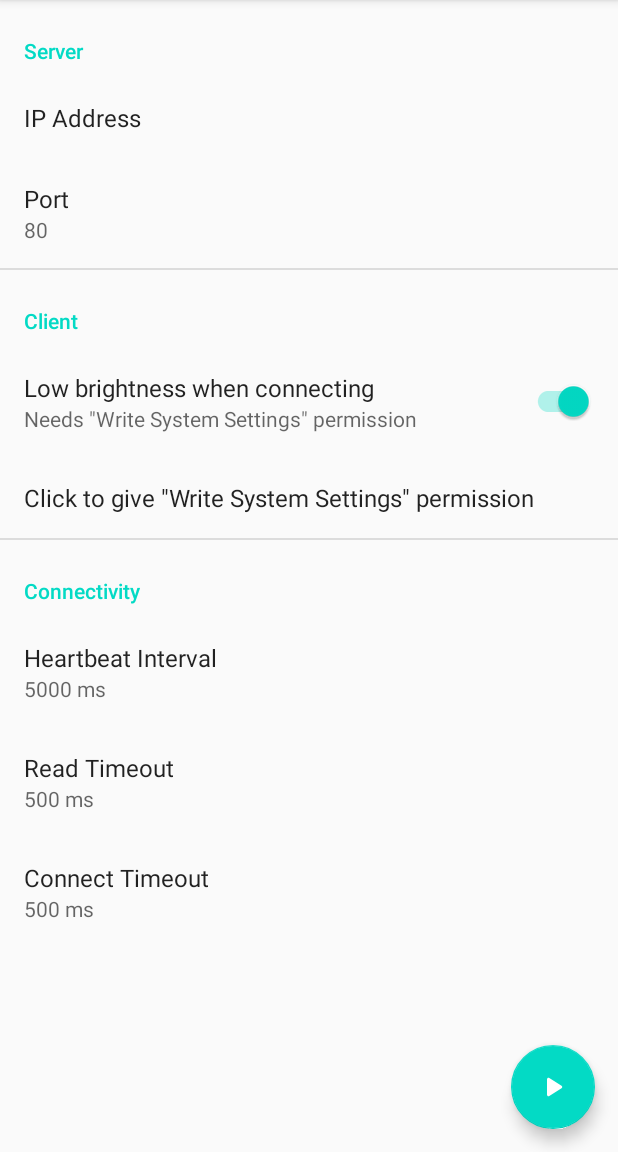
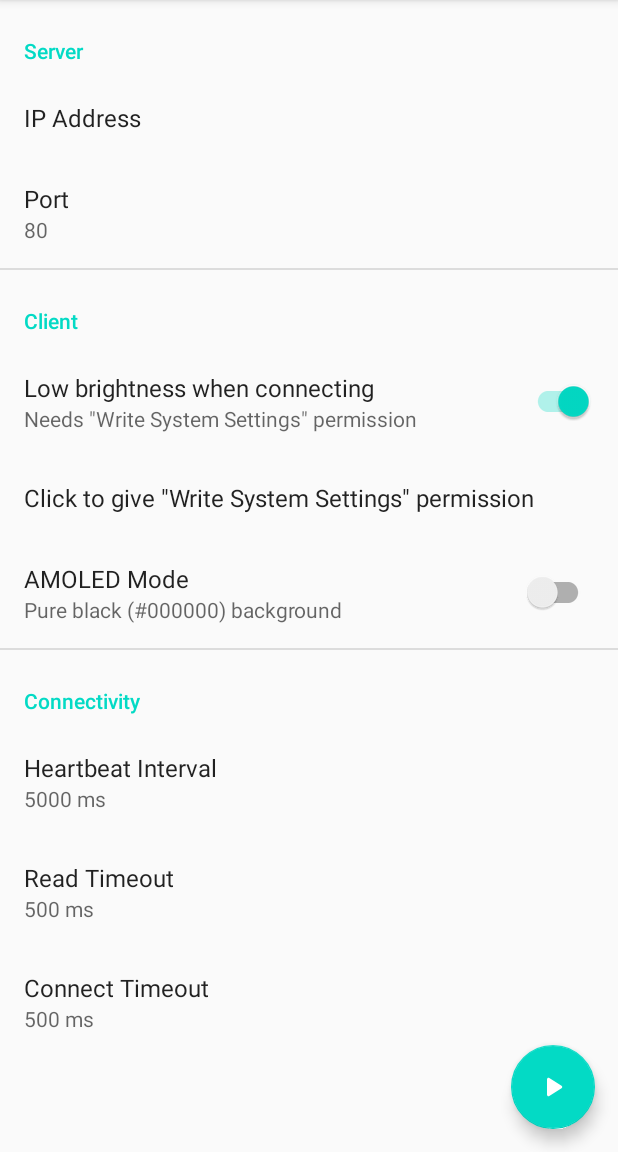
Before and after one commit to 1552980358/AIDA64-Small-Screen-Monitor, an Android app: the screen it shows after launch (MainActivity), on a phone screen of 412 x 824 dp, the part 84-1236 px from its top. Run offline under Robolectric (Android 15) with nearby library versions, the phone set to English and light mode, and no system bars; our stand-ins replace androidx.preference; libraries missing offline, so code that uses them is left out: lib.github1552980358.ktExtension; 3 statements that could not run were skipped.

Commit message:
Add AMOLED mode
Signed-off-by: 1552980358 <1552980358@qq.com>

```diff
--- a/app/src/main/java/app/github1552980358/aida64/MainPreference.kt
+++ b/app/src/main/java/app/github1552980358/aida64/MainPreference.kt
@@ -24,6 +24,7 @@ class MainPreference: PreferenceFragmentCompat() {
         private const val KEY_IP = "ip"
         private const val KEY_PORT = "port"
         private const val KEY_BRIGHTNESS = "brightness"
+        private const val KEY_AMOLED = "amoled"
         private const val KEY_HEART_BEAT = "heartbeat"
         private const val KEY_CONNECT_TIMEOUT = "connect"
         private const val KEY_READ_TIMEOUT = "read"
@@ -99,6 +100,7 @@ class MainPreference: PreferenceFragmentCompat() {
         findPreference<EditTextPreference>(KEY_IP)!!.text!!,
         findPreference<EditTextPreference>(KEY_PORT)!!.text!!,
         findPreference<SwitchPreferenceCompat>(KEY_BRIGHTNESS)!!.sharedPreferences.getBoolean(KEY_BRIGHTNESS, true),
+        findPreference<SwitchPreferenceCompat>(KEY_AMOLED)!!.sharedPreferences.getBoolean(KEY_AMOLED, true),
         findPreference<EditTextPreference>(KEY_HEART_BEAT)!!.text!!.toLong(),
         findPreference<EditTextPreference>(KEY_CONNECT_TIMEOUT)!!.text!!.toInt(),
         findPreference<EditTextPreference>(KEY_READ_TIMEOUT)!!.text!!.toInt()
--- a/app/src/main/java/app/github1552980358/aida64/RemoteActivity.kt
+++ b/app/src/main/java/app/github1552980358/aida64/RemoteActivity.kt
@@ -4,6 +4,7 @@ import android.content.BroadcastReceiver
 import android.content.Context
 import android.content.Intent
 import android.content.IntentFilter
+import android.graphics.Color
 import android.os.Bundle
 import android.view.View
 import android.view.WindowManager
@@ -14,6 +15,7 @@ import androidx.core.content.ContextCompat
 import app.github1552980358.aida64.GuardianService.Companion.SERVICE_CALL
 import app.github1552980358.aida64.GuardianService.Companion.START_FOREGROUND
 import app.github1552980358.aida64.GuardianService.Companion.STOP_FOREGROUND
+import kotlinx.android.synthetic.main.activity_remote.relativeLayout
 import kotlinx.android.synthetic.main.activity_remote.textView_ip
 import kotlinx.android.synthetic.main.activity_remote.webView
 import lib.github1552980358.ktExtension.android.content.toast
@@ -110,6 +112,10 @@ class RemoteActivity: AppCompatActivity(), Serializable {
             }
         }
 
+        if (settings!!.amoled) {
+            relativeLayout.setBackgroundColor(Color.BLACK)
+        }
+
         lowBrightness()
     }
 
--- a/app/src/main/java/app/github1552980358/aida64/Settings.kt
+++ b/app/src/main/java/app/github1552980358/aida64/Settings.kt
@@ -6,6 +6,7 @@ class Settings(
     ip: String,
     port: String,
     val brightness: Boolean,
+    val amoled: Boolean,
     val heartbeat: Long,
     val connect: Int,
     val read: Int
--- a/app/src/main/res/layout/activity_remote.xml
+++ b/app/src/main/res/layout/activity_remote.xml
@@ -2,7 +2,8 @@
 <RelativeLayout
     xmlns:android="http://schemas.android.com/apk/res/android"
     android:layout_width="match_parent"
-    android:layout_height="match_parent">
+    android:layout_height="match_parent"
+    android:id="@+id/relativeLayout">
 
     <LinearLayout
         android:layout_width="match_parent"
--- a/app/src/main/res/values/strings.xml
+++ b/app/src/main/res/values/strings.xml
@@ -19,6 +19,8 @@
     <string name="mainPreference_client_brightness_summary">Needs \"Write System Settings\" permission</string>
     <string name="mainPreference_client_brightness_gain">Click to give \"Write System Settings\" permission</string>
     <string name="mainPreference_client_brightness_toast">\"Write System Settings\" permission was granted before</string>
+    <string name="mainPreference_client_amoled">AMOLED Mode</string>
+    <string name="mainPreference_client_amoled_summary">Pure black (#000000) background</string>
     <string name="mainPreference_connectivity">Connectivity</string>
     <string name="mainPreference_connectivity_heartbeat">Heartbeat Interval</string>
     <string name="mainPreference_connectivity_connect">Connect Timeout</string>
--- a/app/src/main/res/xml/activity_main.xml
+++ b/app/src/main/res/xml/activity_main.xml
@@ -37,6 +37,13 @@
             android:title="@string/mainPreference_client_brightness_gain"
             app:iconSpaceReserved="false" />
 
+        <SwitchPreferenceCompat
+            android:key="amoled"
+            android:title="@string/mainPreference_client_amoled"
+            android:summary="@string/mainPreference_client_amoled_summary"
+            app:defaultValue="false"
+            app:iconSpaceReserved="false" />
+
     </PreferenceCategory>
 
     <PreferenceCategory
```
Also changed, not shown: 2 other files.
